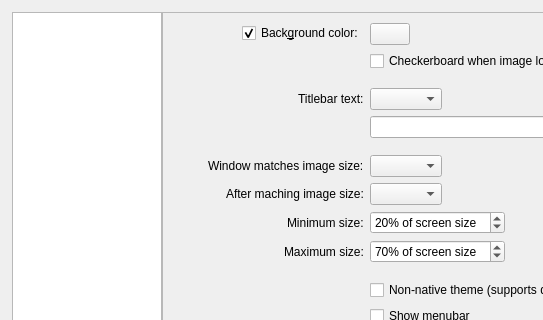
The window that src/qvoptionsdialog.ui (jurplel/qView) describes before a commit, drawn with Qt 5; both pictures show x 0 to 543 and y 0 to 320 of the 660 by 560 pixel window.
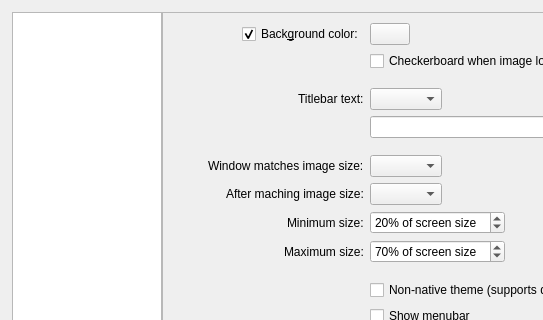
The same window after the commit.

Commit message: Settings UI: Improve alignment of a few checkboxes

```diff
--- a/src/qvoptionsdialog.ui
+++ b/src/qvoptionsdialog.ui
@@ -104,6 +104,12 @@
           </property>
           <item row="0" column="0">
            <widget class="QCheckBox" name="bgColorCheckbox">
+            <property name="sizePolicy">
+             <sizepolicy hsizetype="Minimum" vsizetype="Minimum">
+              <horstretch>0</horstretch>
+              <verstretch>0</verstretch>
+             </sizepolicy>
+            </property>
             <property name="text">
              <string>Back&amp;ground color:</string>
             </property>
```
Left out of the diff: 6 changed lines with no effect on the pictures.
